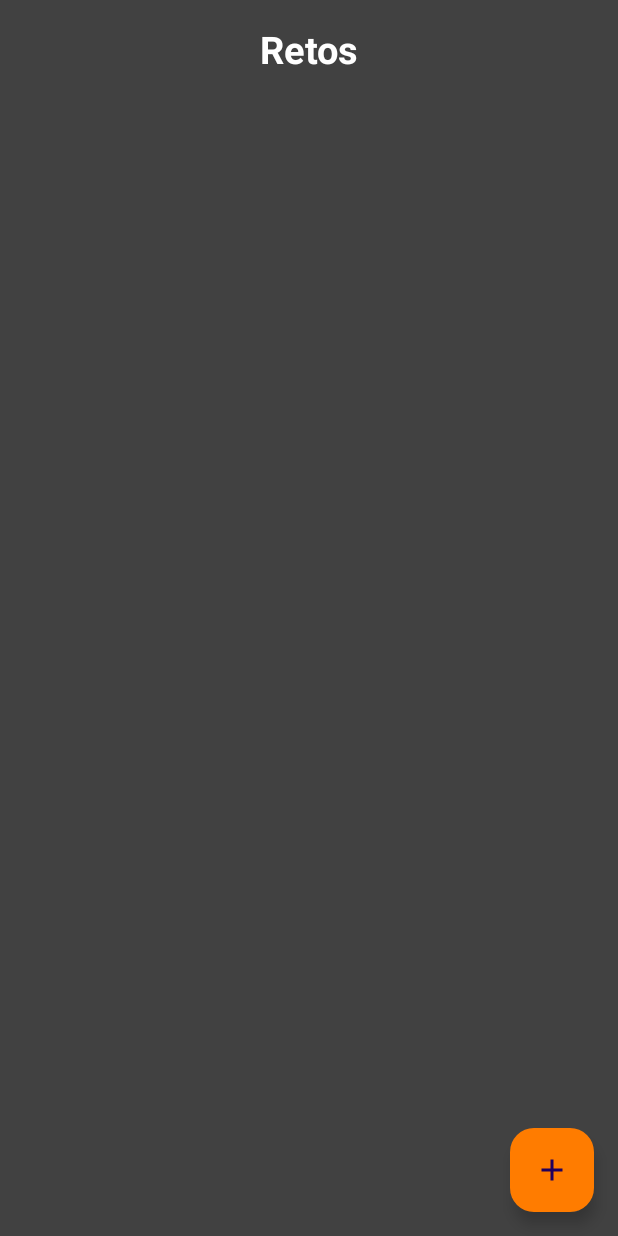
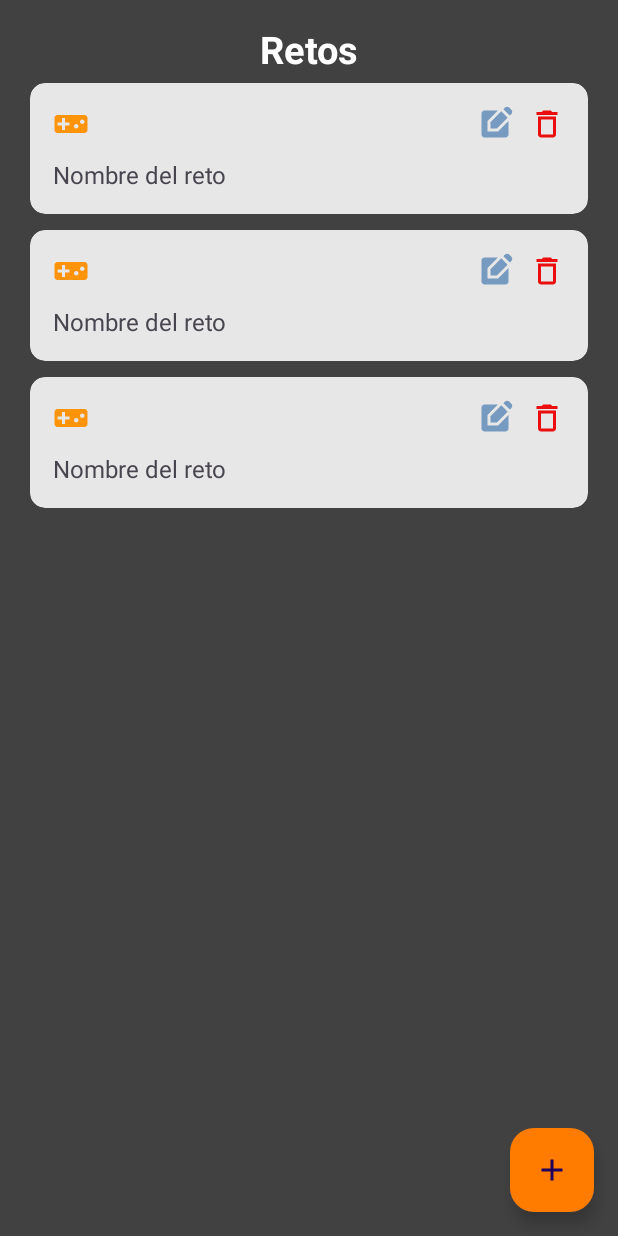
Before and after one commit to Som1326/Equipo6_Miniproyecto_I, an Android app: the layout fragment_challenge.xml on its own in the app's theme, with its tools: preview values and no code run, on a phone screen of 412 x 824 dp. Run offline under Robolectric (Android 15) with nearby library versions, the phone set to English and light mode, and no system bars.

Commit message:
finished reyclerview pending fix pokeapi

```diff
--- a/app/src/main/java/com/example/miniproyectoi/view/fragment/HomeFragment.kt
+++ b/app/src/main/java/com/example/miniproyectoi/view/fragment/HomeFragment.kt
@@ -31,14 +31,14 @@ import kotlin.random.Random
 import android.animation.Animator
 import com.example.miniproyectoi.view.dialogos.DialogoMostrarReto.Companion.showDialogPersonalizado
 import androidx.fragment.app.viewModels
-import com.example.miniproyectoi.viewmodel.InventoryViewModel
+import com.example.miniproyectoi.viewmodel.ChallengeViewModel
 
 class HomeFragment : Fragment() {
 
     private lateinit var binding: FragmentHomeBinding
     private var mediaPlayer: MediaPlayer? = null
     private var lastRotation = 0f
-    private val inventoryViewModel: InventoryViewModel by viewModels()
+    private val challengeViewModel: ChallengeViewModel by viewModels()
 
 
     override fun onCreateView(
@@ -210,7 +210,7 @@ class HomeFragment : Fragment() {
             binding.btnStart.visibility = View.VISIBLE // Muestramos el botón nuevamente
             binding.txtPresioname.visibility=View.VISIBLE
 
-            showDialogPersonalizado(binding.root.context, inventoryViewModel)
+            showDialogPersonalizado(binding.root.context, challengeViewModel)
         }
     }
 
--- a/app/src/main/res/layout/fragment_challenge.xml
+++ b/app/src/main/res/layout/fragment_challenge.xml
@@ -27,6 +27,19 @@
             app:layout_constraintEnd_toEndOf="parent"
             />
 
+        <androidx.recyclerview.widget.RecyclerView
+            android:id="@+id/recyclerview"
+            android:layout_width="match_parent"
+            android:layout_height="0dp"
+            android:layout_marginBottom="20dp"
+            app:layout_constraintBottom_toBottomOf="parent"
+            app:layout_constraintEnd_toEndOf="parent"
+            app:layout_constraintHorizontal_bias="0.0"
+            app:layout_constraintStart_toStartOf="parent"
+            app:layout_constraintTop_toBottomOf="@+id/challengeTitle"
+            app:layout_constraintVertical_bias="0.0"
+            tools:listitem="@layout/item_challenge" />
+
         <com.google.android.material.floatingactionbutton.FloatingActionButton
             android:id="@+id/btn_add"
             android:layout_width="wrap_content"
@@ -39,5 +52,15 @@
             app:layout_constraintEnd_toEndOf="parent"
             app:layout_constraintBottom_toBottomOf="parent" />
 
+        <ProgressBar
+            android:id="@+id/progress"
+            android:layout_width="wrap_content"
+            android:layout_height="wrap_content"
+            android:visibility="gone"
+            app:layout_constraintStart_toStartOf="parent"
+            app:layout_constraintTop_toTopOf="parent"
+            app:layout_constraintBottom_toBottomOf="parent"
+            app:layout_constraintEnd_toEndOf="parent"/>
+
     </androidx.constraintlayout.widget.ConstraintLayout>
 </layout>
--- a/app/src/main/res/layout/item_challenge.xml
+++ b/app/src/main/res/layout/item_challenge.xml
@@ -9,7 +9,7 @@
 
         <androidx.cardview.widget.CardView
             xmlns:card_view="http://schemas.android.com/apk/res-auto"
-            android:id="@+id/cvInventory"
+            android:id="@+id/cvChallenge"
             android:layout_gravity="center"
             android:layout_width="match_parent"
             android:layout_height="wrap_content"
```
Also changed, not shown: app/src/main/java/com/example/miniproyectoi/view/adapter/ChallengeAdapter.kt (+15 -2 lines), app/src/main/java/com/example/miniproyectoi/view/dialogos/DialogoMostrarReto.kt (+7 -11 lines), app/src/main/java/com/example/miniproyectoi/view/fragment/ChallengeFragment.kt (+37 -35 lines), app/src/main/java/com/example/miniproyectoi/view/viewholder/ChallengeViewHolder.kt (added, +23 -0 lines), app/src/main/java/com/example/miniproyectoi/view/viewholder/InventoryViewHolder.kt (deleted, +0 -12 lines), app/src/main/java/com/example/miniproyectoi/viewmodel/InventoryViewModel.kt (deleted, +0 -36 lines).
